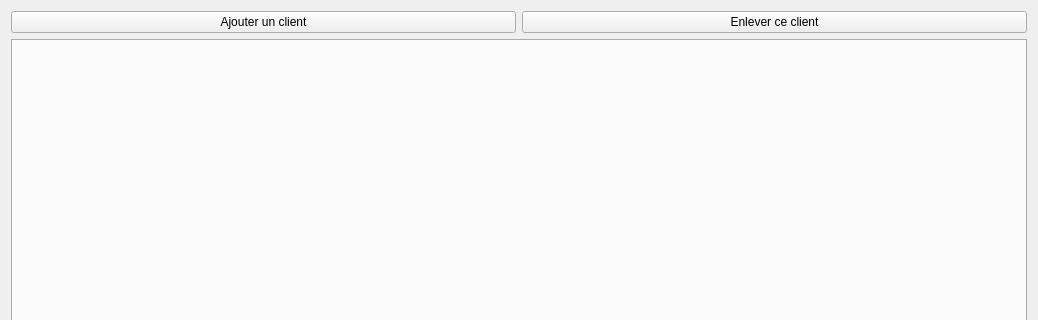
Old version of the form client/ui/coquille.ui in the repository Gugurumbe/tarot; both pictures show x 0 to 1038 and y 0 to 320 of the 1038 by 534 pixel window.
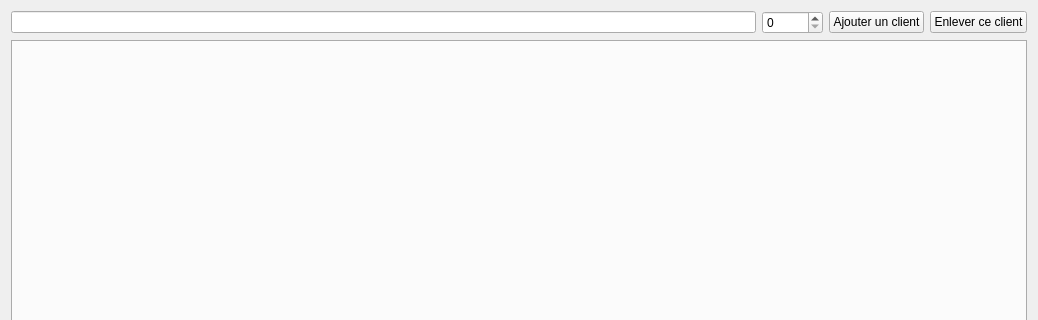
New version of the form.

Patch:
```diff
--- a/client/ui/coquille.ui
+++ b/client/ui/coquille.ui
@@ -20,14 +20,31 @@
    <string>Tarot virtuel - Coquille</string>
   </property>
   <layout class="QGridLayout" name="gridLayout">
+   <item row="0" column="0">
+    <widget class="QLineEdit" name="adresse"/>
+   </item>
    <item row="0" column="1">
+    <widget class="QSpinBox" name="port">
+     <property name="maximum">
+      <number>65535</number>
+     </property>
+    </widget>
+   </item>
+   <item row="0" column="2">
+    <widget class="QPushButton" name="bouton_plus">
+     <property name="text">
+      <string>Ajouter un client</string>
+     </property>
+    </widget>
+   </item>
+   <item row="0" column="3">
     <widget class="QPushButton" name="bouton_moins">
      <property name="text">
       <string>Enlever ce client</string>
      </property>
     </widget>
    </item>
-   <item row="1" column="0" colspan="2">
+   <item row="1" column="0" colspan="4">
     <widget class="QTabWidget" name="onglets">
      <property name="tabPosition">
       <enum>QTabWidget::West</enum>
@@ -43,13 +60,6 @@
      </property>
     </widget>
    </item>
-   <item row="0" column="0">
-    <widget class="QPushButton" name="bouton_plus">
-     <property name="text">
-      <string>Ajouter un client</string>
-     </property>
-    </widget>
-   </item>
   </layout>
  </widget>
  <resources/>
```
